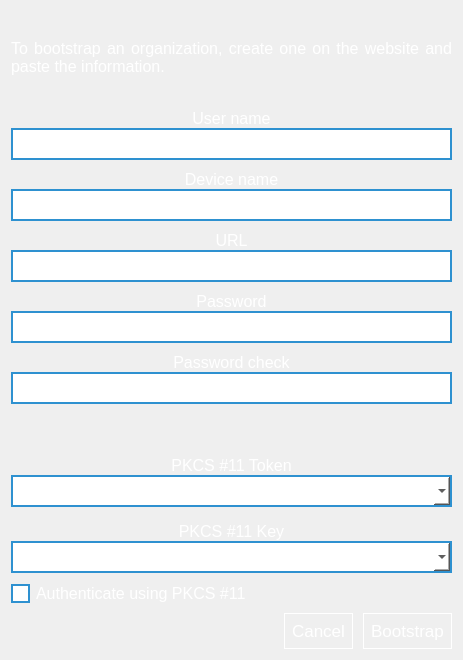
Old version of the form parsec/core/gui/forms/bootstrap_organization_widget.ui in the repository Scille/parsec-cloud.
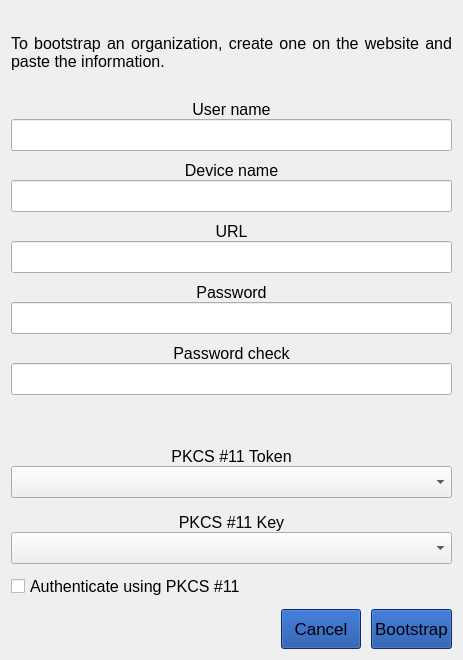
New version of the form. Icons and pictures are not drawn.

Commit message: [GUI] Rewrote app entire style

```diff
--- a/parsec/core/gui/forms/bootstrap_organization_widget.ui
+++ b/parsec/core/gui/forms/bootstrap_organization_widget.ui
@@ -13,6 +13,27 @@
   <property name="windowTitle">
    <string>Form</string>
   </property>
+  <property name="styleSheet">
+   <string notr="true">#button_bootstrap,
+#button_cancel
+{
+background-color: rgb(12, 65, 156);
+height: 32px;
+}
+
+#button_bootstrap:pressed,
+#button_cancel:pressed
+{
+background-color: rgb(32, 85, 176);
+}
+
+#button_bootstrap:disabled,
+#button_cancel:disabled
+{
+background-color: rgb(112, 112, 112);
+color: rgb(255, 255, 255);
+}</string>
+  </property>
   <layout class="QVBoxLayout" name="verticalLayout_4">
    <item>
     <widget class="QLabel" name="label_9">
@@ -27,9 +48,6 @@
        <pointsize>12</pointsize>
       </font>
      </property>
-     <property name="styleSheet">
-      <string notr="true">color: rgb(255, 255, 255);</string>
-     </property>
      <property name="text">
       <string>To bootstrap an organization, create one on the website and paste the information.</string>
      </property>
@@ -61,69 +79,6 @@
        <height>0</height>
       </size>
      </property>
-     <property name="styleSheet">
-      <string notr="true">QPushButton:disabled
-{
-background-color: rgb(128, 128, 128);
-}
-
-QPushButton
-{
-border: 1px solid rgb(255, 255, 255);
-color: rgb(255, 255, 255);
-padding: 7px;
-}
-
-QPushButton:pressed
-{
-background-color: rgb(32, 85, 176);
-}
-
-QLabel
-{
-color: rgb(255, 255, 255);
-}
-
-QLineEdit
-{
-border: 2px solid rgb(46, 145, 208);
-background-color: white;
-color: black;
-padding-left: 5px;
-}
-
-QComboBox
-{
-border: 2px solid rgb(46, 145, 208);
-background-color: white;
-color: black;
-padding-left: 5px;
-}
-
-QComboBox::down-arrow
-{
-image: url(:/icons/images/icons/down-arrow.png);
-}
-
-QCheckBox
-{
-color: rgb(255, 255, 255);
-}
-
-QCheckBox::indicator
-{
-width: 15px;
-height: 15px;
-background-color: rgb(255, 255, 255);
-border: 2px solid rgb(46, 145, 208);
-color: black;
-}
-
-QCheckBox::indicator:checked
-{
-image: url(:/icons/images/icons/checked.png)
-}</string>
-     </property>
      <layout class="QVBoxLayout" name="verticalLayout_6">
       <property name="spacing">
        <number>0</number>
@@ -142,9 +97,6 @@
       </property>
       <item>
        <widget class="QWidget" name="widget_2" native="true">
-        <property name="styleSheet">
-         <string notr="true"/>
-        </property>
         <layout class="QVBoxLayout" name="verticalLayout">
          <property name="spacing">
           <number>10</number>
@@ -173,9 +125,6 @@
                <pointsize>12</pointsize>
               </font>
              </property>
-             <property name="styleSheet">
-              <string notr="true"/>
-             </property>
              <property name="text">
               <string>User name</string>
              </property>
@@ -213,9 +162,6 @@
                <pointsize>12</pointsize>
               </font>
              </property>
-             <property name="styleSheet">
-              <string notr="true"/>
-             </property>
              <property name="text">
               <string>Device name</string>
              </property>
@@ -308,9 +254,6 @@
                   <pointsize>12</pointsize>
                  </font>
                 </property>
-                <property name="styleSheet">
-                 <string notr="true"/>
-                </property>
                 <property name="text">
                  <string>Password</string>
                 </property>
@@ -332,9 +275,6 @@
                   <pointsize>12</pointsize>
                  </font>
                 </property>
-                <property name="styleSheet">
-                 <string notr="true"/>
-                </property>
                 <property name="text">
                  <string/>
                 </property>
@@ -357,9 +297,6 @@
                   <pointsize>12</pointsize>
                  </font>
                 </property>
-                <property name="styleSheet">
-                 <string notr="true"/>
-                </property>
                 <property name="text">
                  <string>Password check</string>
                 </property>
@@ -428,9 +365,6 @@
              <pointsize>12</pointsize>
             </font>
            </property>
-           <property name="styleSheet">
-            <string notr="true">color: rgb(255, 255, 255);</string>
-           </property>
            <layout class="QVBoxLayout" name="verticalLayout_3">
             <property name="spacing">
              <number>15</number>
@@ -459,9 +393,6 @@
                   <pointsize>12</pointsize>
                  </font>
                 </property>
-                <property name="styleSheet">
-                 <string notr="true"/>
-                </property>
                 <property name="text">
                  <string>PKCS #11 Token</string>
                 </property>
@@ -483,9 +414,6 @@
                   <pointsize>12</pointsize>
                  </font>
                 </property>
-                <property name="styleSheet">
-                 <string notr="true">color: black;</string>
-                </property>
                </widget>
               </item>
              </layout>
@@ -502,9 +430,6 @@
                   <pointsize>12</pointsize>
                  </font>
                 </property>
-                <property name="styleSheet">
-                 <string notr="true"/>
-                </property>
                 <property name="text">
                  <string>PKCS #11 Key</string>
                 </property>
@@ -526,9 +451,6 @@
                   <pointsize>12</pointsize>
                  </font>
                 </property>
-                <property name="styleSheet">
-                 <string notr="true">color: black;</string>
-                </property>
                </widget>
               </item>
              </layout>
@@ -543,9 +465,6 @@
              <pointsize>12</pointsize>
             </font>
            </property>
-           <property name="styleSheet">
-            <string notr="true"/>
-           </property>
            <property name="text">
             <string>Authenticate using PKCS #11</string>
            </property>
@@ -582,9 +501,6 @@
                <pointsize>13</pointsize>
               </font>
              </property>
-             <property name="styleSheet">
-              <string notr="true"/>
-             </property>
              <property name="text">
               <string>Cancel</string>
              </property>
@@ -600,20 +516,17 @@
              <property name="layoutDirection">
               <enum>Qt::RightToLeft</enum>
              </property>
-             <property name="styleSheet">
-              <string notr="true"/>
-             </property>
              <property name="text">
               <string>Bootstrap</string>
              </property>
              <property name="iconSize">
               <size>
-               <width>28</width>
-               <height>28</height>
+               <width>16</width>
+               <height>16</height>
               </size>
              </property>
              <property name="flat">
-              <bool>true</bool>
+              <bool>false</bool>
              </property>
             </widget>
            </item>
```
The commit also changes 40 other files.
